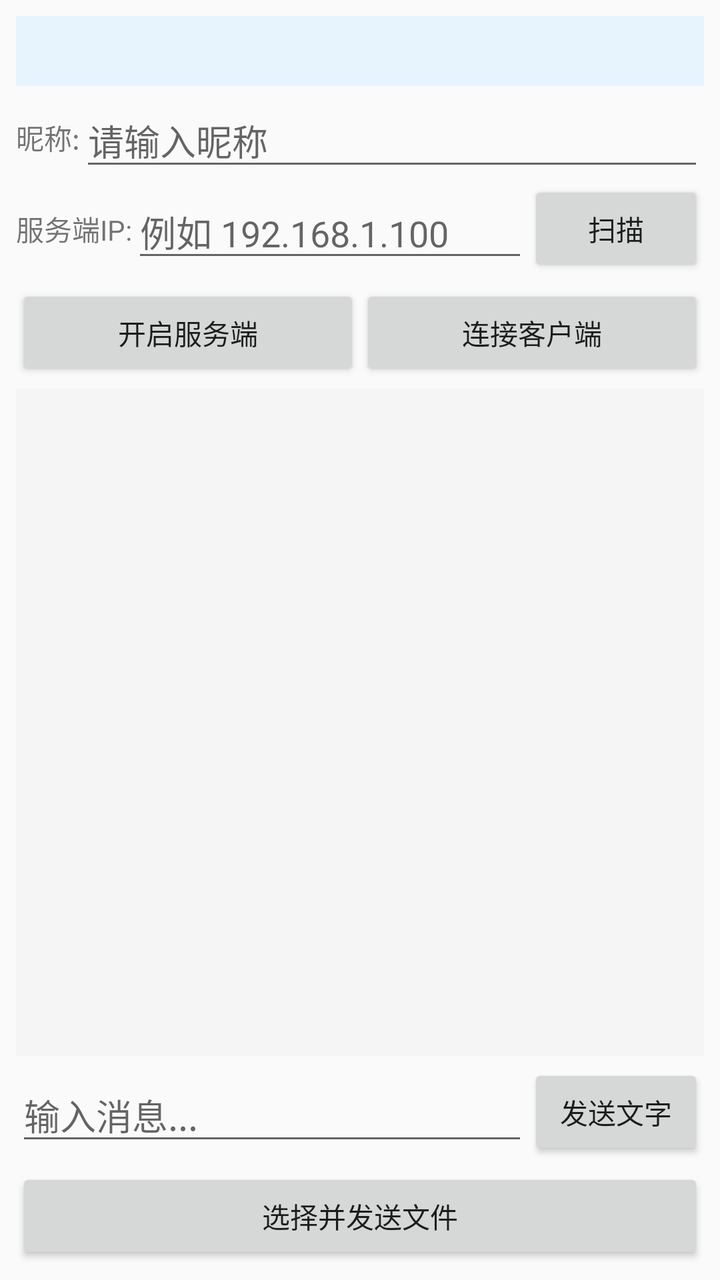
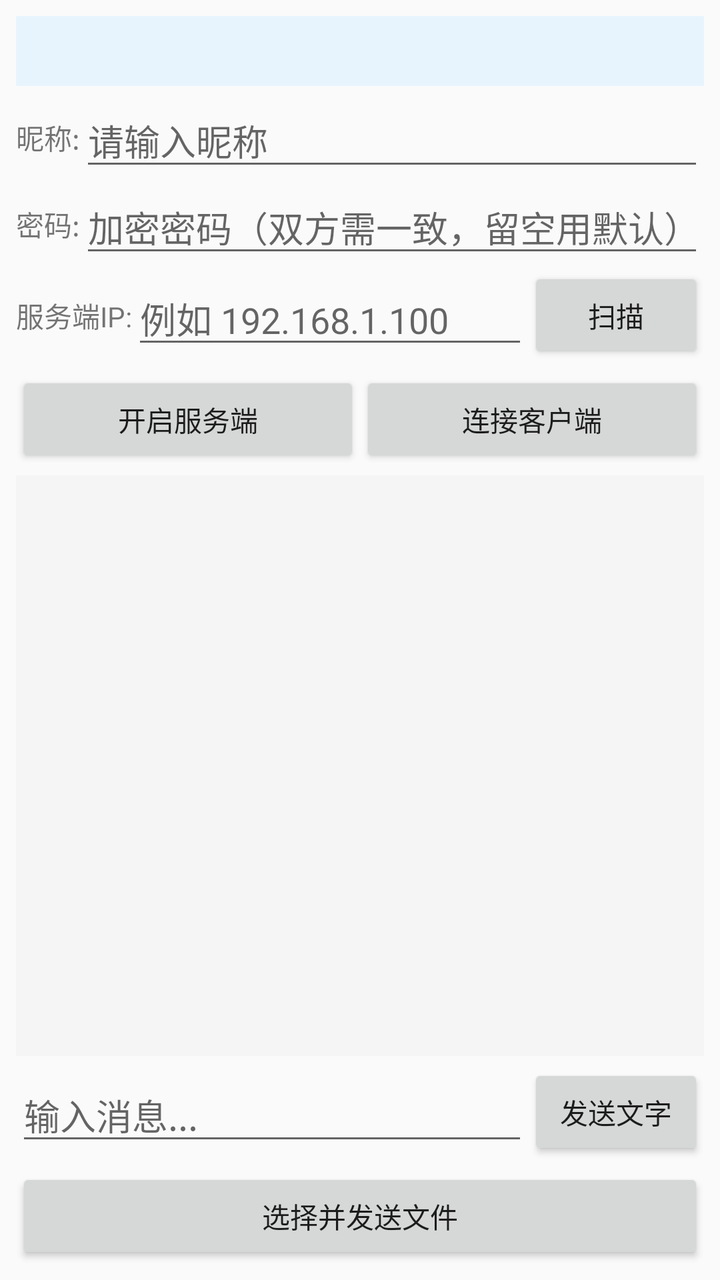

Compare the two renders of this Android layout. The source of the first and the diff that turns it into the second are given below.
<!-- AndroidManifest.xml: application theme Theme.LanChat -->
<!-- res/layout/activity_main.xml -->
<?xml version="1.0" encoding="utf-8"?>
<LinearLayout xmlns:android="http://schemas.android.com/apk/res/android"
    android:layout_width="match_parent"
    android:layout_height="match_parent"
    android:orientation="vertical"
    android:padding="8dp">

    <TextView
        android:id="@+id/infoText"
        android:layout_width="match_parent"
        android:layout_height="wrap_content"
        android:textSize="14sp"
        android:textStyle="bold"
        android:gravity="center"
        android:background="#E8F4FD"
        android:padding="8dp"
        android:layout_marginBottom="4dp" />

    <LinearLayout
        android:layout_width="match_parent"
        android:layout_height="wrap_content"
        android:orientation="vertical"
        android:layout_marginBottom="4dp">

        <LinearLayout
            android:layout_width="match_parent"
            android:layout_height="wrap_content"
            android:orientation="horizontal"
            android:gravity="center_vertical">

            <TextView
                android:layout_width="wrap_content"
                android:layout_height="wrap_content"
                android:text="昵称:"
                android:textSize="14sp" />

            <EditText
                android:id="@+id/nameField"
                android:layout_width="match_parent"
                android:layout_height="wrap_content"
                android:inputType="text"
                android:hint="请输入昵称" />
        </LinearLayout>

        <LinearLayout
            android:layout_width="match_parent"
            android:layout_height="wrap_content"
            android:orientation="horizontal"
            android:gravity="center_vertical">

            <TextView
                android:layout_width="wrap_content"
                android:layout_height="wrap_content"
                android:text="服务端IP:"
                android:textSize="14sp" />

            <EditText
                android:id="@+id/ipField"
                android:layout_width="0dp"
                android:layout_height="wrap_content"
                android:layout_weight="1"
                android:inputType="text"
                android:hint="例如 192.168.1.100" />

            <Button
                android:id="@+id/btnScan"
                android:layout_width="wrap_content"
                android:layout_height="wrap_content"
                android:text="扫描" />
        </LinearLayout>
    </LinearLayout>

    <LinearLayout
        android:layout_width="match_parent"
        android:layout_height="wrap_content"
        android:orientation="horizontal"
        android:layout_marginBottom="4dp">

        <Button
            android:id="@+id/btnServer"
            android:layout_width="0dp"
            android:layout_height="wrap_content"
            android:layout_weight="1"
            android:text="开启服务端" />

        <Button
            android:id="@+id/btnClient"
            android:layout_width="0dp"
            android:layout_height="wrap_content"
            android:layout_weight="1"
            android:text="连接客户端" />
    </LinearLayout>

    <ScrollView
        android:id="@+id/scrollView"
        android:layout_width="match_parent"
        android:layout_height="0dp"
        android:layout_weight="1"
        android:background="#F5F5F5"
        android:layout_marginBottom="4dp">

        <LinearLayout
            android:id="@+id/messageContainer"
            android:layout_width="match_parent"
            android:layout_height="wrap_content"
            android:orientation="vertical"
            android:padding="8dp" />
    </ScrollView>

    <LinearLayout
        android:layout_width="match_parent"
        android:layout_height="wrap_content"
        android:orientation="horizontal"
        android:gravity="center_vertical"
        android:layout_marginBottom="4dp">

        <EditText
            android:id="@+id/messageField"
            android:layout_width="0dp"
            android:layout_height="wrap_content"
            android:layout_weight="1"
            android:inputType="text"
            android:hint="输入消息..." />

        <Button
            android:id="@+id/btnSend"
            android:layout_width="wrap_content"
            android:layout_height="wrap_content"
            android:text="发送文字" />
    </LinearLayout>

    <Button
        android:id="@+id/btnFile"
        android:layout_width="match_parent"
        android:layout_height="wrap_content"
        android:text="选择并发送文件" />

</LinearLayout>
<!-- resources referenced by this layout -->
<resources>
  <style name="Theme.LanChat" parent="Theme.AppCompat.Light.DarkActionBar" />
</resources>

<!-- the commit's change to res/layout/activity_main.xml (unified diff, before → after) -->
@@ -40,6 +40,26 @@
                 android:layout_height="wrap_content"
                 android:inputType="text"
                 android:hint="请输入昵称" />
+        </LinearLayout>
+
+        <LinearLayout
+            android:layout_width="match_parent"
+            android:layout_height="wrap_content"
+            android:orientation="horizontal"
+            android:gravity="center_vertical">
+
+            <TextView
+                android:layout_width="wrap_content"
+                android:layout_height="wrap_content"
+                android:text="密码:"
+                android:textSize="14sp" />
+
+            <EditText
+                android:id="@+id/passwordField"
+                android:layout_width="match_parent"
+                android:layout_height="wrap_content"
+                android:inputType="textPassword"
+                android:hint="加密密码（双方需一致，留空用默认）" />
         </LinearLayout>
 
         <LinearLayout
